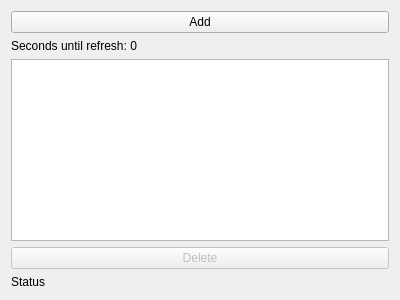
mchecca/QFactor, file QFactorMain.ui: the form before one commit.
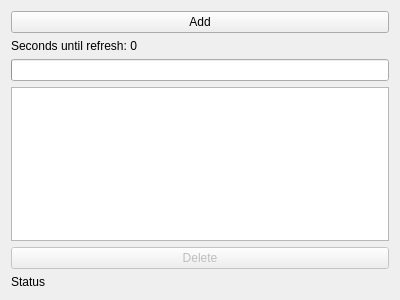
The form after the commit.

Commit message: Add moving progress bar

Diff of the .ui file:
```diff
--- a/QFactorMain.ui
+++ b/QFactorMain.ui
@@ -46,9 +46,22 @@
       </property>
      </widget>
     </item>
-    <item row="3" column="1">
+    <item row="4" column="1">
      <widget class="QTableWidget" name="tblTotp"/>
     </item>
+    <item row="3" column="1">
+     <widget class="QProgressBar" name="pbSeconds">
+      <property name="maximum">
+       <number>30</number>
+      </property>
+      <property name="value">
+       <number>0</number>
+      </property>
+      <property name="textVisible">
+       <bool>false</bool>
+      </property>
+     </widget>
+    </item>
    </layout>
   </widget>
  </widget>
```
Left out of the diff: 4 changed lines with no effect on the pictures. The commit also changes 1 other file.
